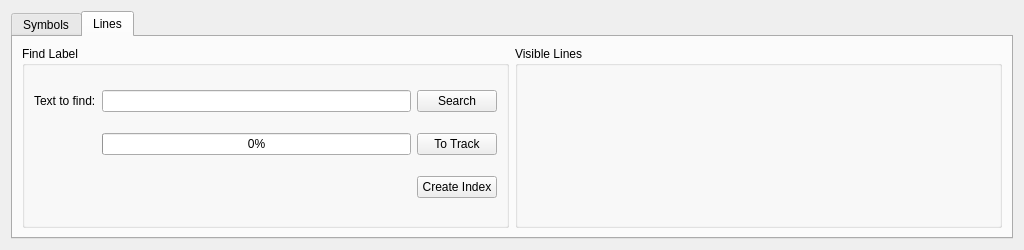
Qt form src/IMapSearchWidget.ui (ntruchsess/QLandkarteGT) before a commit.
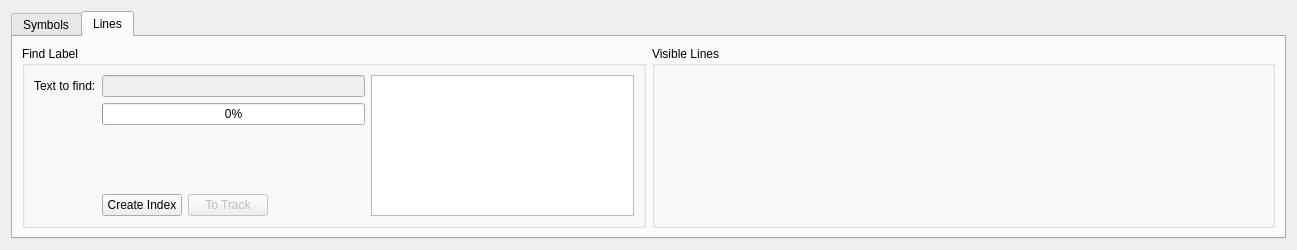
The same form after that commit.

Commit message: add simple polyline search

Diff of the .ui file:
```diff
--- a/src/IMapSearchWidget.ui
+++ b/src/IMapSearchWidget.ui
@@ -5,7 +5,7 @@
    <rect>
     <x>0</x>
     <y>0</y>
-    <width>1024</width>
+    <width>1297</width>
     <height>250</height>
    </rect>
   </property>
@@ -283,23 +283,13 @@
       <attribute name="title" >
        <string>Lines</string>
       </attribute>
-      <layout class="QHBoxLayout" name="horizontalLayout" >
+      <layout class="QHBoxLayout" name="horizontalLayout_2" >
        <item>
         <widget class="QGroupBox" name="groupBox" >
          <property name="title" >
           <string>Find Label</string>
          </property>
          <layout class="QGridLayout" name="gridLayout" >
-          <item row="0" column="1" >
-           <widget class="QLineEdit" name="lineTextToFind" />
-          </item>
-          <item row="0" column="2" >
-           <widget class="QPushButton" name="pushSearchText" >
-            <property name="text" >
-             <string>Search</string>
-            </property>
-           </widget>
-          </item>
           <item row="0" column="0" >
            <widget class="QLabel" name="label_3" >
             <property name="text" >
@@ -307,22 +297,15 @@
             </property>
            </widget>
           </item>
-          <item row="1" column="2" >
-           <widget class="QPushButton" name="pushToTrack" >
-            <property name="text" >
-             <string>To Track</string>
+          <item row="0" column="1" >
+           <widget class="QLineEdit" name="lineTextToFind" >
+            <property name="enabled" >
+             <bool>false</bool>
             </property>
            </widget>
           </item>
-          <item row="3" column="1" >
-           <widget class="QLabel" name="labelProgress2" >
-            <property name="text" >
-             <string/>
-            </property>
-            <property name="wordWrap" >
-             <bool>true</bool>
-            </property>
-           </widget>
+          <item rowspan="4" row="0" column="2" >
+           <widget class="QListWidget" name="listResultLines" />
           </item>
           <item row="1" column="1" >
            <widget class="QProgressBar" name="progressBar2" >
@@ -331,13 +314,53 @@
             </property>
            </widget>
           </item>
-          <item row="3" column="2" >
-           <widget class="QPushButton" name="pushCreateIndex" >
+          <item row="2" column="1" >
+           <widget class="QLabel" name="labelProgress2" >
             <property name="text" >
-             <string>Create Index</string>
+             <string/>
+            </property>
+            <property name="wordWrap" >
+             <bool>true</bool>
             </property>
            </widget>
           </item>
+          <item row="3" column="1" >
+           <layout class="QHBoxLayout" name="horizontalLayout" >
+            <item>
+             <widget class="QPushButton" name="pushCreateIndex" >
+              <property name="enabled" >
+               <bool>true</bool>
+              </property>
+              <property name="text" >
+               <string>Create Index</string>
+              </property>
+             </widget>
+            </item>
+            <item>
+             <widget class="QPushButton" name="pushToTrack" >
+              <property name="enabled" >
+               <bool>false</bool>
+              </property>
+              <property name="text" >
+               <string>To Track</string>
+              </property>
+             </widget>
+            </item>
+            <item>
+             <spacer name="horizontalSpacer_2" >
+              <property name="orientation" >
+               <enum>Qt::Horizontal</enum>
+              </property>
+              <property name="sizeHint" stdset="0" >
+               <size>
+                <width>40</width>
+                <height>20</height>
+               </size>
+              </property>
+             </spacer>
+            </item>
+           </layout>
+          </item>
          </layout>
         </widget>
        </item>
```
The commit also changes 6 other files.
